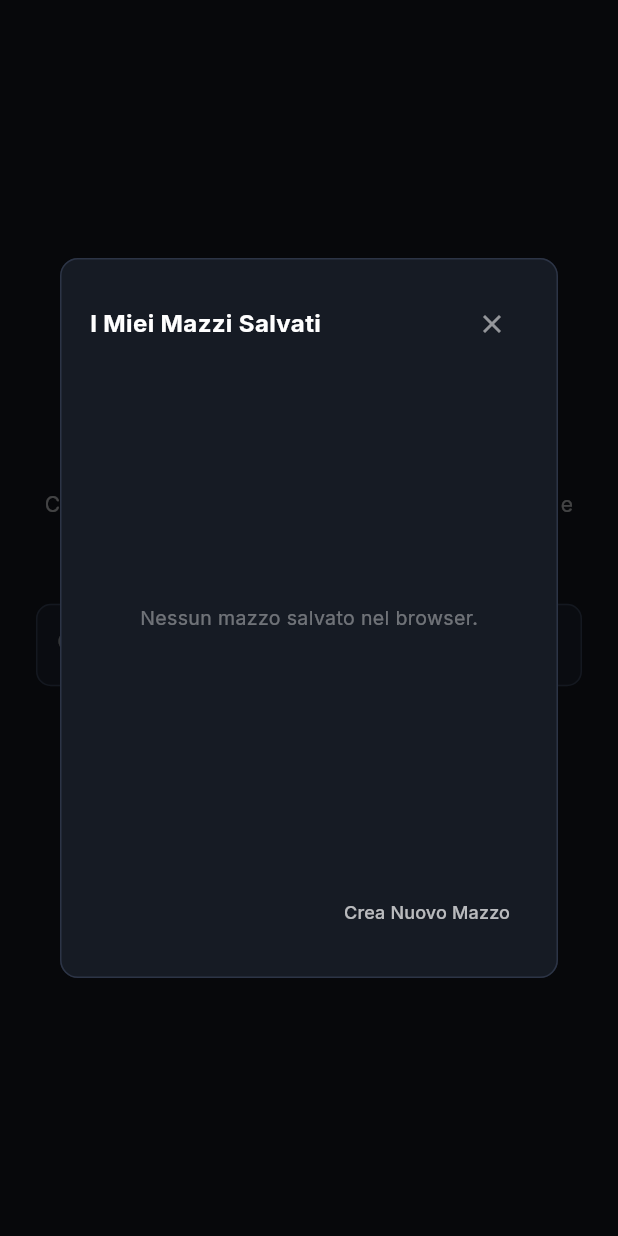
After one commit to nicchia-code/OpinionatedCommander, a Flutter app: the screen it shows after launch, after a tap on "I Miei Mazzi Salvati", on a phone screen of 412 x 824 dp. The commit adds this screen. Run offline on Flutter 3.47's test engine with Material 3 defaults, Android fonts, the phone set to English and light mode, and no system bars; our stand-ins replace flutter_riverpod, google_fonts, shared_preferences.

Commit message:
feat(storage): auto-restore active deck on startup and add saved decks dialog

```diff
--- a/lib/providers/deck_builder_provider.dart
+++ b/lib/providers/deck_builder_provider.dart
@@ -33,6 +33,12 @@ final selectedBucketProvider = StateProvider<DeckBucket>((ref) => DeckBucket.syn
 /// Query di ricerca nell'explorer a destra
 final explorerSearchQueryProvider = StateProvider<String>((ref) => '');
 
+final savedDecksProvider = FutureProvider.autoDispose<List<CommanderDeck>>((ref) async {
+  ref.watch(deckProvider.select((d) => d.updatedAt));
+  final storage = ref.watch(deckStorageServiceProvider);
+  return storage.loadAllDecks();
+});
+
 /// Notifier per la gestione dello stato del mazzo corrente
 class DeckNotifier extends StateNotifier<CommanderDeck> {
   final DeckStorageService _storage;
@@ -43,7 +49,17 @@ class DeckNotifier extends StateNotifier<CommanderDeck> {
           id: DateTime.now().millisecondsSinceEpoch.toString(),
           name: 'Nuovo Mazzo Commander',
           updatedAt: DateTime.now(),
-        ));
+        )) {
+    _autoRestoreLastDeck();
+  }
+
+  Future<void> _autoRestoreLastDeck() async {
+    final lastDeck = await _storage.loadLastActiveDeck();
+    if (lastDeck != null && lastDeck.commander != null) {
+      state = lastDeck;
+      hydrateMissingPrices();
+    }
+  }
 
   void setCommander(CommanderCard commander) {
     state = state.copyWith(
@@ -131,7 +147,15 @@ class DeckNotifier extends StateNotifier<CommanderDeck> {
 
   void loadDeck(CommanderDeck loadedDeck) {
     state = loadedDeck;
+    _storage.saveDeck(state);
     hydrateMissingPrices();
+  }
+
+  Future<void> deleteDeck(String id) async {
+    await _storage.deleteDeck(id);
+    if (state.id == id) {
+      clearDeck();
+    }
   }
 
   /// Recupera in background i prezzi Scryfall per le carte pre-esistenti prive di prezzo
--- a/lib/services/deck_storage_service.dart
+++ b/lib/services/deck_storage_service.dart
@@ -6,12 +6,14 @@ import '../models/deck_bucket.dart';
 class DeckStorageService {
   static const String _deckListKey = 'opinionated_commander_deck_ids';
   static const String _deckPrefix = 'opinionated_deck_';
+  static const String _lastActiveDeckKey = 'opinionated_last_active_deck_id';
 
   /// Salva il mazzo nel LocalStorage
   Future<void> saveDeck(CommanderDeck deck) async {
     final prefs = await SharedPreferences.getInstance();
     final deckJson = json.encode(deck.toJson());
     await prefs.setString('$_deckPrefix${deck.id}', deckJson);
+    await prefs.setString(_lastActiveDeckKey, deck.id);
 
     // Aggiorna l'indice dei mazzi
     final ids = prefs.getStringList(_deckListKey) ?? [];
@@ -19,6 +21,22 @@ class DeckStorageService {
       ids.add(deck.id);
       await prefs.setStringList(_deckListKey, ids);
     }
+  }
+
+  /// Recupera l'ultimo mazzo attivo
+  Future<CommanderDeck?> loadLastActiveDeck() async {
+    final prefs = await SharedPreferences.getInstance();
+    final lastId = prefs.getString(_lastActiveDeckKey);
+    if (lastId != null) {
+      final raw = prefs.getString('$_deckPrefix$lastId');
+      if (raw != null) {
+        try {
+          return CommanderDeck.fromJson(json.decode(raw) as Map<String, dynamic>);
+        } catch (_) {}
+      }
+    }
+    final all = await loadAllDecks();
+    return all.isNotEmpty ? all.first : null;
   }
 
   /// Recupera tutti i mazzi salvati
--- a/lib/ui/screens/deck_builder_screen.dart
+++ b/lib/ui/screens/deck_builder_screen.dart
@@ -10,6 +10,7 @@ import '../widgets/card_hover_preview.dart';
 import '../widgets/edhrec_explorer_panel.dart';
 import '../widgets/guardrail_audit_dialog.dart';
 import '../widgets/import_export_dialog.dart';
+import '../widgets/saved_decks_dialog.dart';
 
 class DeckBuilderScreen extends ConsumerStatefulWidget {
   const DeckBuilderScreen({super.key});
@@ -199,8 +200,21 @@ class _DeckBuilderScreenState extends ConsumerState<DeckBuilderScreen> {
                         ),
 
                       const SizedBox(height: 24),
-                      Center(
-                        child: TextButton.icon(
+                      Row(
+                        mainAxisAlignment: MainAxisAlignment.center,
+                        children: [
+                          TextButton.icon(
+                            onPressed: () {
+                              showDialog(
+                                context: context,
+                                builder: (_) => const SavedDecksDialog(),
+                              );
+                            },
+                            icon: const Icon(Icons.folder_open, size: 16, color: Colors.white70),
+                            label: const Text('I Miei Mazzi Salvati', style: TextStyle(color: Colors.white70, fontSize: 13)),
+                          ),
+                          const SizedBox(width: 16),
+                          TextButton.icon(
                             onPressed: () {
                               showDialog(
                                 context: context,
@@ -208,8 +222,9 @@ class _DeckBuilderScreenState extends ConsumerState<DeckBuilderScreen> {
                               );
                             },
                             icon: const Icon(Icons.file_upload_outlined, size: 16, color: Colors.white54),
-                          label: const Text('Oppure importa una decklist esistente', style: TextStyle(color: Colors.white54, fontSize: 13)),
+                            label: const Text('Importa decklist', style: TextStyle(color: Colors.white54, fontSize: 13)),
                           ),
+                        ],
                       ),
                     ],
                   ),
@@ -337,6 +352,11 @@ class _DeckBuilderScreenState extends ConsumerState<DeckBuilderScreen> {
                   context: context,
                   builder: (_) => GuardrailAuditDialog(report: report),
                 );
+              } else if (action == 'saved_decks') {
+                showDialog(
+                  context: context,
+                  builder: (_) => const SavedDecksDialog(),
+                );
               } else if (action == 'import_export') {
                 showDialog(
                   context: context,
@@ -370,6 +390,16 @@ class _DeckBuilderScreenState extends ConsumerState<DeckBuilderScreen> {
                   ),
                 ),
               const PopupMenuDivider(),
+              const PopupMenuItem(
+                value: 'saved_decks',
+                child: Row(
+                  children: [
+                    Icon(Icons.folder_open, size: 16),
+                    SizedBox(width: 8),
+                    Text('I Miei Mazzi Salvati', style: TextStyle(fontSize: 12)),
+                  ],
+                ),
+              ),
               PopupMenuItem(
                 value: 'audit',
                 child: Row(
--- /dev/null
+++ b/lib/ui/widgets/saved_decks_dialog.dart
@@ -0,0 +1,142 @@
+import 'package:flutter/material.dart';
+import 'package:flutter_riverpod/flutter_riverpod.dart';
+import '../../providers/deck_builder_provider.dart';
+import '../theme/app_theme.dart';
+
+class SavedDecksDialog extends ConsumerWidget {
+  const SavedDecksDialog({super.key});
+
+  @override
+  Widget build(BuildContext context, WidgetRef ref) {
+    final savedDecksAsync = ref.watch(savedDecksProvider);
+
+    return Dialog(
+      backgroundColor: AppTheme.surfaceDark,
+      shape: RoundedRectangleBorder(
+        borderRadius: BorderRadius.circular(12),
+        side: const BorderSide(color: AppTheme.borderDark),
+      ),
+      child: ConstrainedBox(
+        constraints: const BoxConstraints(maxWidth: 520, maxHeight: 480),
+        child: Padding(
+          padding: const EdgeInsets.all(20),
+          child: Column(
+            crossAxisAlignment: CrossAxisAlignment.stretch,
+            children: [
+              Row(
+                mainAxisAlignment: MainAxisAlignment.spaceBetween,
+                children: [
+                  const Text(
+                    'I Miei Mazzi Salvati',
+                    style: TextStyle(
+                      fontSize: 16,
+                      fontWeight: FontWeight.bold,
+                      color: Colors.white,
+                    ),
+                  ),
+                  IconButton(
+                    icon: const Icon(Icons.close, size: 20, color: Colors.white54),
+                    onPressed: () => Navigator.of(context).pop(),
+                  ),
+                ],
+              ),
+              const SizedBox(height: 12),
+              Expanded(
+                child: savedDecksAsync.when(
+                  data: (decks) {
+                    if (decks.isEmpty) {
+                      return const Center(
+                        child: Text(
+                          'Nessun mazzo salvato nel browser.',
+                          style: TextStyle(color: Colors.white38, fontSize: 13),
+                        ),
+                      );
+                    }
+                    return ListView.separated(
+                      itemCount: decks.length,
+                      separatorBuilder: (context, index) =>
+                          const Divider(height: 1, color: AppTheme.borderDark),
+                      itemBuilder: (context, index) {
+                        final deck = decks[index];
+                        final cmd = deck.commander;
+                        return ListTile(
+                          contentPadding: const EdgeInsets.symmetric(horizontal: 8, vertical: 4),
+                          leading: cmd?.artCropUrl != null
+                              ? ClipRRect(
+                                  borderRadius: BorderRadius.circular(4),
+                                  child: Image.network(
+                                    cmd!.artCropUrl!,
+                                    width: 40,
+                                    height: 30,
+                                    fit: BoxFit.cover,
+                                  ),
+                                )
+                              : const Icon(Icons.shield, size: 24, color: Colors.white38),
+                          title: Text(
+                            deck.name,
+                            style: const TextStyle(fontWeight: FontWeight.w600, fontSize: 13, color: Colors.white),
+                          ),
+                          subtitle: Text(
+                            '${deck.mainDeckCount}/99 carte • ${deck.archetype.name} • ${deck.formattedTotalPrice}',
+                            style: const TextStyle(fontSize: 11, color: Colors.white54),
+                          ),
+                          trailing: Row(
+                            mainAxisSize: MainAxisSize.min,
+                            children: [
+                              IconButton(
+                                icon: const Icon(Icons.delete_outline, size: 18, color: Colors.white38),
+                                hoverColor: Colors.red.withValues(alpha: 0.1),
+                                onPressed: () {
+                                  ref.read(deckProvider.notifier).deleteDeck(deck.id);
+                                },
+                              ),
+                              const SizedBox(width: 4),
+                              ElevatedButton(
+                                style: ElevatedButton.styleFrom(
+                                  backgroundColor: AppTheme.accentBlue,
+                                  foregroundColor: Colors.white,
+                                  padding: const EdgeInsets.symmetric(horizontal: 12, vertical: 6),
+                                  minimumSize: Size.zero,
+                                  tapTargetSize: MaterialTapTargetSize.shrinkWrap,
+                                ),
+                                onPressed: () {
+                                  ref.read(deckProvider.notifier).loadDeck(deck);
+                                  Navigator.of(context).pop();
+                                },
+                                child: const Text('Carica', style: TextStyle(fontSize: 12)),
+                              ),
+                            ],
+                          ),
+                        );
+                      },
+                    );
+                  },
+                  loading: () => const Center(child: CircularProgressIndicator()),
+                  error: (err, stack) => Center(
+                    child: Text(
+                      'Errore caricamento: $err',
+                      style: const TextStyle(color: AppTheme.accentRed, fontSize: 12),
+                    ),
+                  ),
+                ),
+              ),
+              const SizedBox(height: 12),
+              Row(
+                mainAxisAlignment: MainAxisAlignment.end,
+                children: [
+                  TextButton(
+                    onPressed: () {
+                      ref.read(deckProvider.notifier).clearDeck();
+                      Navigator.of(context).pop();
+                    },
+                    child: const Text('Crea Nuovo Mazzo', style: TextStyle(fontSize: 12, color: Colors.white70)),
+                  ),
+                ],
+              ),
+            ],
+          ),
+        ),
+      ),
+    );
+  }
+}
```
Lines whose indentation alone changed are shown as unchanged.
